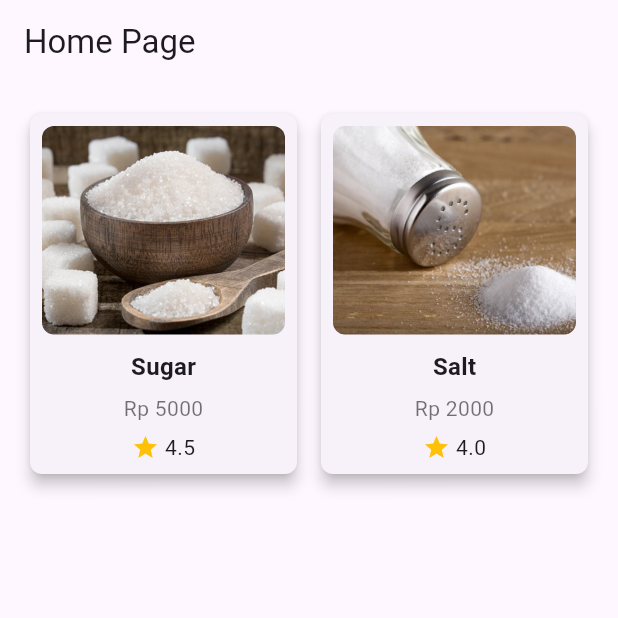
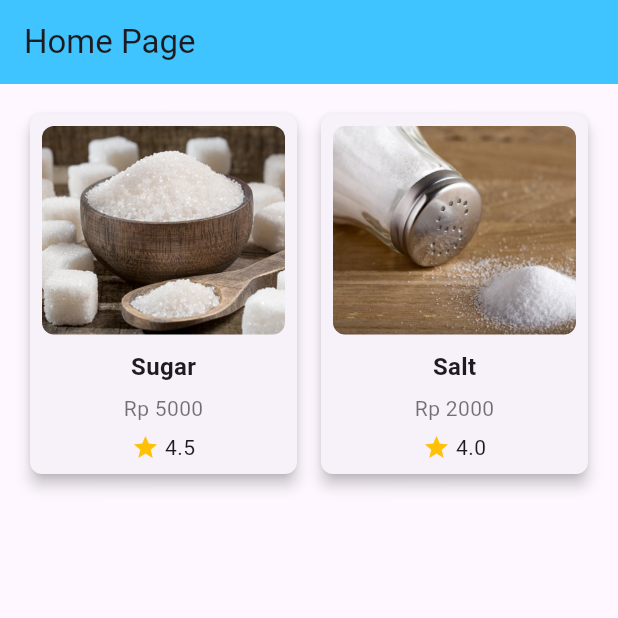
Before and after one commit to stewistzz/navigation_belanja, a Flutter app: the screen it shows after launch, on a phone screen of 412 x 824 dp, the top half of it. Run offline on Flutter 3.47's test engine with Material 3 defaults, Android fonts, the phone set to English and light mode, and no system bars.

```diff
--- a/lib/pages/home_page.dart
+++ b/lib/pages/home_page.dart
@@ -23,7 +23,10 @@ class HomePage extends StatelessWidget {
   @override
   Widget build(BuildContext context) {
     return Scaffold(
-      appBar: AppBar(title: Text('Home Page')),
+      appBar: AppBar(
+        title: Text('Home Page'),
+        backgroundColor: Colors.lightBlueAccent,
+      ),
       body: Container(
         margin: EdgeInsets.all(8),
         padding: EdgeInsets.all(8),
@@ -55,12 +58,16 @@ class HomePage extends StatelessWidget {
                     mainAxisAlignment: MainAxisAlignment.center,
                     children: [
                       Expanded(
+                        child: Hero(
+                          tag: items[index]
+                              .name, // tag harus unik untuk tiap item
                           child: ClipRRect(
                             borderRadius: BorderRadius.circular(8),
                             child: Image.asset(
                               items[index].imageUrl,
                               fit: BoxFit.cover,
                               width: double.infinity,
+                            ),
                           ),
                         ),
                       ),
```
Also changed, not shown: lib/pages/item_page.dart (+6 -1 lines). Lines whose indentation alone changed are shown as unchanged.
